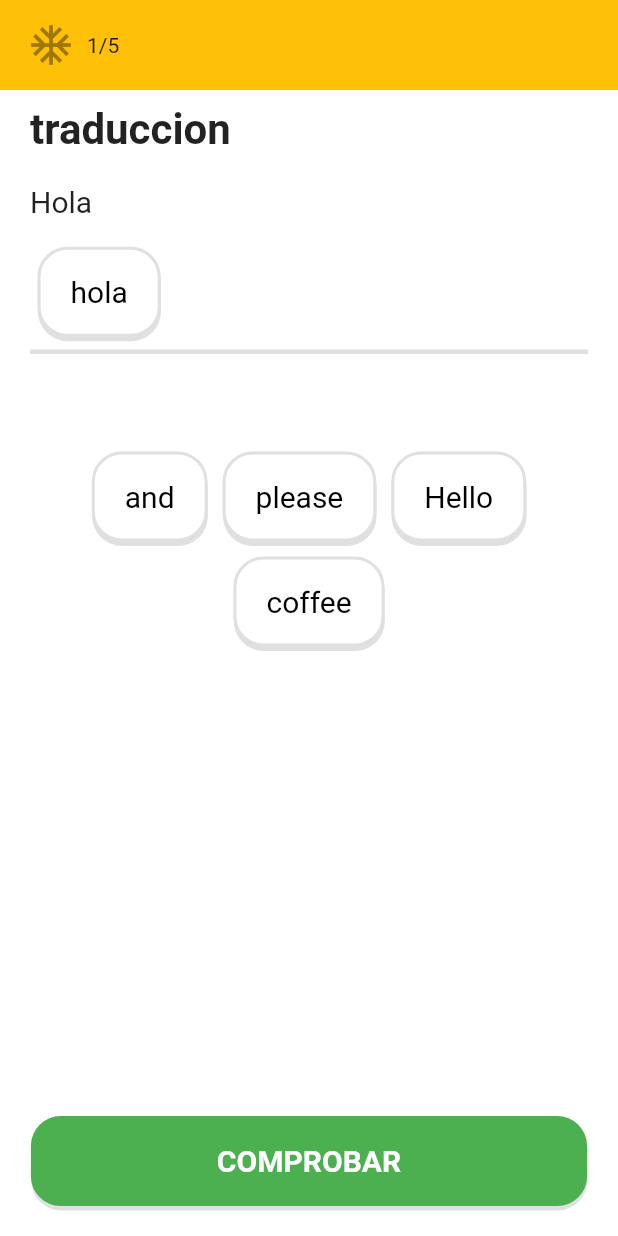
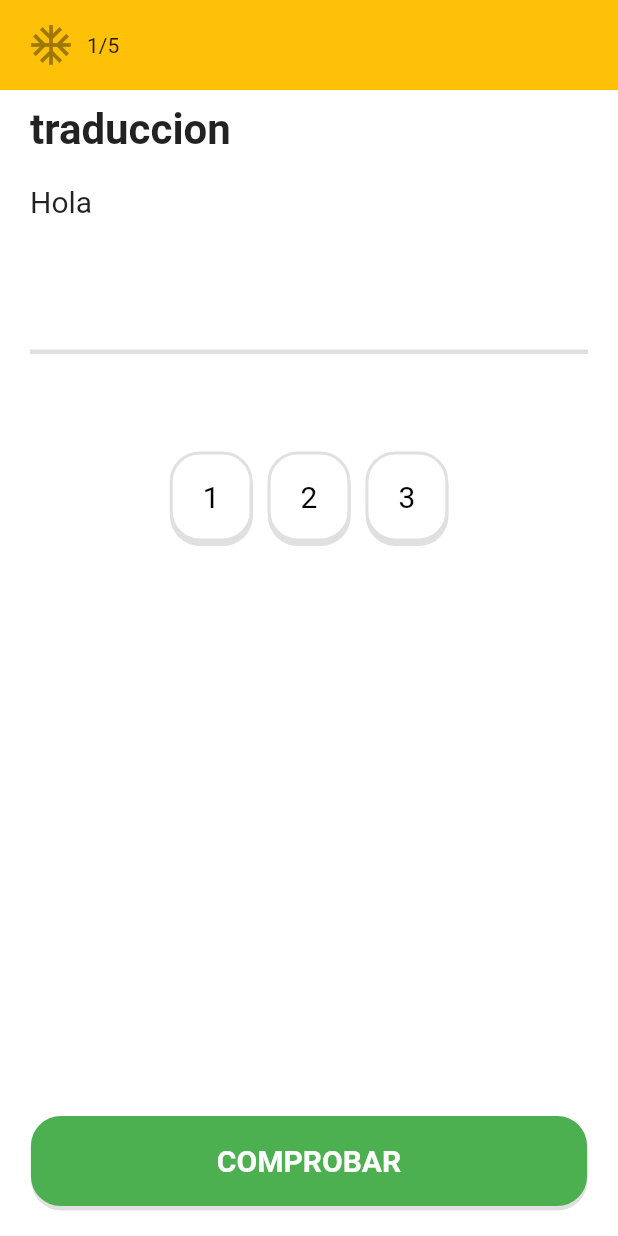
Before and after one commit to PACOdergod/duo2, a Flutter app: the screen it shows after launch, on a phone screen of 412 x 824 dp. Run offline on Flutter 3.47's test engine with Material 2 defaults, Android fonts, the light colour scheme and no system bars; our stand-ins replace get.

Commit message:
las opciones se agregan y se eliminan al presionarlos, falta animar el movimiento, la parte de quiz debe quedar en una seccion aparte, hay que refactorizar todo el archivo lesson

```diff
--- a/lib/src/pages/lesson_page.dart
+++ b/lib/src/pages/lesson_page.dart
@@ -18,8 +18,6 @@ class _LessonPageState extends State<LessonPage> {
     final lesson = LessonController.getLesson();
     int currentIndexQuiz = 0;
     var currentQuiz = lesson.quizes[currentIndexQuiz];
-
-    List<Widget> respsUser = [_option("hola")];
 
     return Scaffold(
       body: Container(
@@ -77,6 +75,87 @@ class _LessonPageState extends State<LessonPage> {
 
             SizedBox(height: 10),
 
+            Responder(),
+
+            Expanded(child: SizedBox()),
+
+            PrincipalButton(
+              text: "COMPROBAR",
+              marginv: 20,
+              onTap: (){
+                print(Singleton().respuesta);
+              },
+            )
+          ],
+        ),
+      )
+    );
+  }
+}
+
+
+class Responder extends StatefulWidget {
+
+  final List<String> respsUser = [];
+
+  final Map<String, bool> opciones = {
+    "1":true,
+    "2":true,
+    "3":true,
+  };
+
+  @override
+  _ResponderState createState() => _ResponderState();
+}
+
+class _ResponderState extends State<Responder> {
+  @override
+  Widget build(BuildContext context) {
+
+    List<GestureDetector> respuestas = [];
+    for (var i = 0; i < widget.respsUser.length; i++) {
+
+      var boton = GestureDetector(
+        child: _option(widget.respsUser[i]),
+        onTap: () {
+          String palabra = widget.respsUser[i];
+
+          if (widget.opciones.containsKey(palabra)) {
+            widget.opciones[palabra] = true;
+            widget.respsUser.remove(palabra);
+            super.setState(() {});
+
+            Singleton().respuesta.remove(palabra);
+          }
+        }
+      );
+
+      respuestas.add(boton);
+    }
+
+    List<Opacity> misOpciones = [];
+    widget.opciones.forEach((key, value) {
+      var boton = Opacity(
+        opacity: value?1:0,
+        child: GestureDetector(
+          child: _option(key),
+          onTap: () {
+            super.setState(() {
+              widget.opciones[key] = false;
+              widget.respsUser.add(key);
+            });
+
+            Singleton().respuesta.add(key);
+          }
+        ),
+      );
+
+      misOpciones.add(boton);
+    });
+
+    return Column(
+      children: [
+
         // linear donde se acomodaran las respuestas
         Container(
           margin: EdgeInsets.symmetric(horizontal: 20),
@@ -89,43 +168,26 @@ class _LessonPageState extends State<LessonPage> {
           ),
 
           child: Row(
-                children: respsUser
+            children: respuestas
           ),
         ),
 
         SizedBox(height: 60),
 
         Container(
-              // color: Colors.blue,
-              // height: 180,
           width: MediaQuery.of(context).size.width*.85,
           child: Wrap(
             alignment: WrapAlignment.center,
 
-                children: currentQuiz.opciones.map((e){
-                  return GestureDetector(
-                    child: _option(e),
-                    onTap: (){
-                      //TODO: agregar esta opcion a la linea
-                      // remover esta opcion de aqui
-                    }
-                  );
-                }).toList()
+            children: misOpciones
           )
         ),
 
-            Expanded(child: SizedBox()),
-
-            PrincipalButton(
-              text: "COMPROBAR",
-              marginv: 20,
-            )
       ],
-        ),
-      )
     );
   }
 }
+
 
 PrincipalButton _option(String text) {
   return PrincipalButton(
@@ -139,6 +201,11 @@ PrincipalButton _option(String text) {
   );
 }
 
+
 class Singleton {
+  static final Singleton _singleton = Singleton._internal();
+  factory Singleton() => _singleton;
+  Singleton._internal();
 
+  List<String> respuesta = [];
 }
```
Lines whose indentation alone changed are shown as unchanged.
